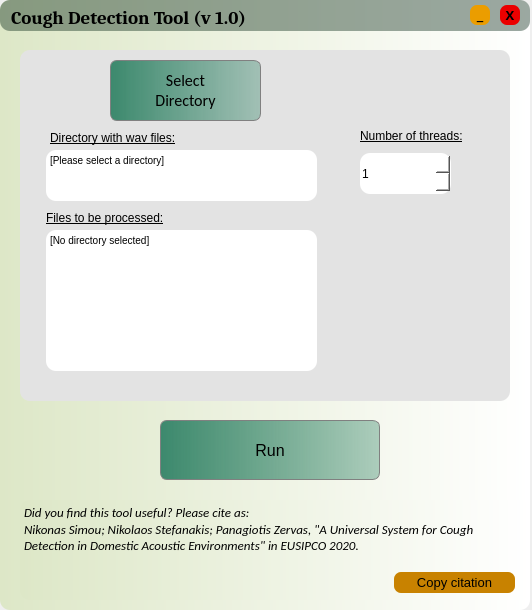
This is cough_simplerColors.ui in spl-icsforth/CoughDetection as Qt 5 draws it before an edit. The edited form follows.
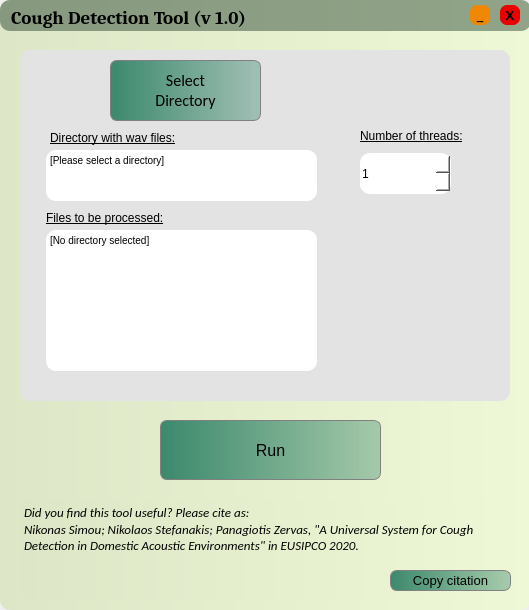
This is the edited form.

Commit message: Another gui version with softer colors + Slight readme update

Patch:
```diff
--- a/cough_simplerColors.ui
+++ b/cough_simplerColors.ui
@@ -6,7 +6,7 @@
    <rect>
     <x>0</x>
     <y>0</y>
-    <width>532</width>
+    <width>529</width>
     <height>610</height>
    </rect>
   </property>
@@ -24,8 +24,7 @@
      </rect>
     </property>
     <property name="styleSheet">
-     <string notr="true">background-color: qlineargradient(spread:pad, x1:0, y1:0, x2:1, y2:0, stop:0 rgba(221, 231, 199, 255), stop:1 rgba(255, 255, 255, 255));
-
+     <string notr="true">background-color: qlineargradient(spread:pad, x1:0, y1:0, x2:1, y2:0, stop:0 rgba(221, 231, 199, 255), stop:1 rgba(238, 248, 214, 255));
 border-radius: 10px
 </string>
     </property>
@@ -222,12 +221,12 @@
       <rect>
        <x>0</x>
        <y>0</y>
-       <width>530</width>
+       <width>531</width>
        <height>31</height>
       </rect>
      </property>
      <property name="styleSheet">
-      <string notr="true">background-color: rgb(1, 32, 15, 100)</string>
+      <string notr="true">background-color: rgba(1, 32, 15, 100)</string>
      </property>
      <property name="frameShape">
       <enum>QFrame::StyledPanel</enum>
@@ -256,7 +255,7 @@
        <string notr="true">QPushButton{ 
 border:none; 
 border-radius: 7px; 
-background-color: rgb(235, 157, 0);
+background-color:rgb(240, 135, 0);
 }
 QPushButton:hover{
 background-color: rgba(235, 157, 0, 150);
@@ -326,34 +325,6 @@
       </property>
      </widget>
     </widget>
-    <widget class="QPushButton" name="copy_citation">
-     <property name="geometry">
-      <rect>
-       <x>394</x>
-       <y>572</y>
-       <width>121</width>
-       <height>21</height>
-      </rect>
-     </property>
-     <property name="font">
-      <font>
-       <pointsize>10</pointsize>
-      </font>
-     </property>
-     <property name="styleSheet">
-      <string notr="true">QPushButton{ 
-border:none; 
-border-radius: 7px; 
-background-color: rgb(200, 130, 0);
-}
-QPushButton:hover{
-background-color: rgb(200, 130, 0, 150);
-}</string>
-     </property>
-     <property name="text">
-      <string>Copy citation</string>
-     </property>
-    </widget>
     <widget class="QPlainTextEdit" name="cite_label">
      <property name="geometry">
       <rect>
@@ -386,7 +357,7 @@
       <rect>
        <x>160</x>
        <y>420</y>
-       <width>220</width>
+       <width>221</width>
        <height>60</height>
       </rect>
      </property>
@@ -403,17 +374,46 @@
 }
 QPushButton:hover{
 background-color: qlineargradient(spread:pad, x1:0, y1:0, x2:1, y2:0, stop:0 rgba(172, 194, 170, 255), stop:1 rgba(255, 255, 255, 255));
-}</string>
+}
+
+QPushButton:disabled{
+background-color: qlineargradient(spread:pad, x1:0, y1:0, x2:1, y2:0, stop:0 rgba(172, 194, 170, 10), stop:1 rgba(255, 255, 255, 10));
+}
+
+</string>
      </property>
      <property name="text">
       <string>Run</string>
      </property>
     </widget>
-    <zorder>frame_2</zorder>
-    <zorder>frame_3</zorder>
-    <zorder>cite_label</zorder>
-    <zorder>copy_citation</zorder>
-    <zorder>btn_run</zorder>
+    <widget class="QPushButton" name="copy_citation_2">
+     <property name="geometry">
+      <rect>
+       <x>390</x>
+       <y>570</y>
+       <width>121</width>
+       <height>21</height>
+      </rect>
+     </property>
+     <property name="font">
+      <font>
+       <pointsize>10</pointsize>
+      </font>
+     </property>
+     <property name="styleSheet">
+      <string notr="true">QPushButton{ 
+border:0.5px solid grey; 
+border-radius: 7px; 
+background-color: qlineargradient(spread:pad, x1:0, y1:0, x2:1, y2:0, stop:0 rgba(60, 137, 109, 255), stop:1 rgba(60, 137, 109, 100));
+}
+QPushButton:hover{
+background-color: qlineargradient(spread:pad, x1:0, y1:0, x2:1, y2:0, stop:0 rgba(172, 194, 170, 255), stop:1 rgba(255, 255, 255, 255));
+}</string>
+     </property>
+     <property name="text">
+      <string>Copy citation</string>
+     </property>
+    </widget>
    </widget>
   </widget>
  </widget>
```
Left out of the diff: 2 changed lines with no effect on the pictures. The commit also changes 4 other files.
